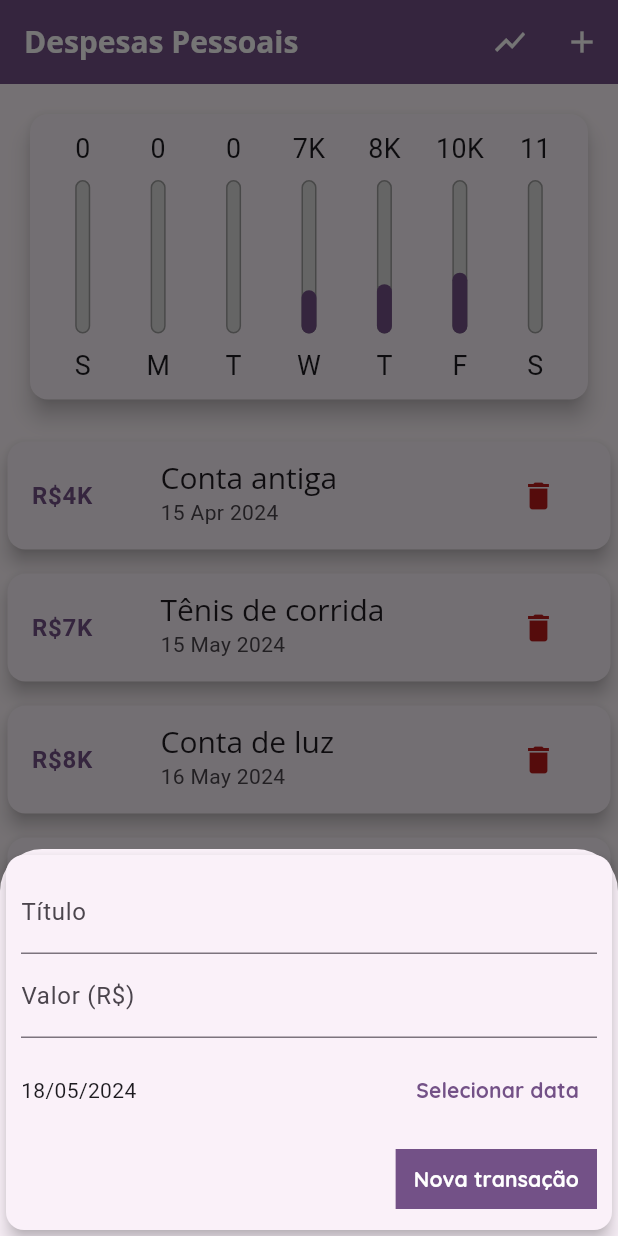
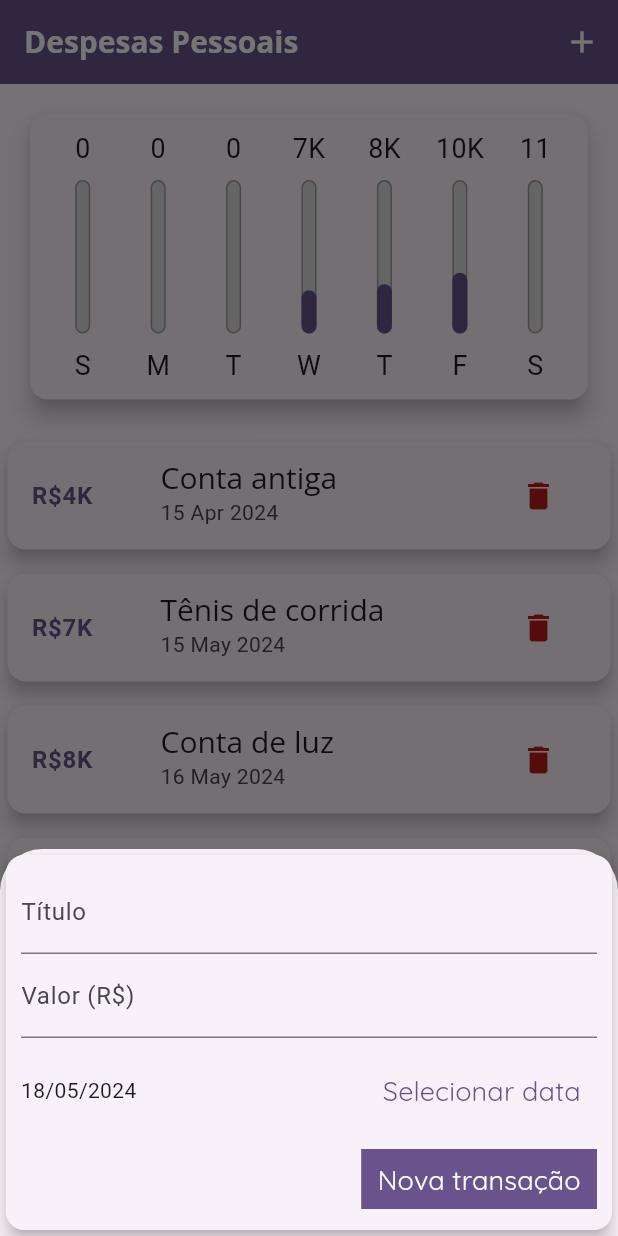
Before and after one commit to AjJordy/Flutter-Course, a Flutter app: the screen it shows after launch, after a tap on the "add" icon, on a phone screen of 412 x 824 dp. Run offline on Flutter 3.47's test engine with Material 3 defaults, Android fonts, the phone set to English and light mode, and no system bars.

Commit message:
feat: adaptative button

```diff
--- /dev/null
+++ b/expenses/lib/components/adaptative_button.dart
@@ -0,0 +1,40 @@
+import 'dart:io';
+
+import 'package:flutter/cupertino.dart';
+import 'package:flutter/material.dart';
+
+class AdaptativeButton extends StatelessWidget {
+  final String label;
+  final Function()? onPressed;
+  const AdaptativeButton({
+    required this.label,
+    required this.onPressed,
+    super.key,
+  });
+
+  @override
+  Widget build(BuildContext context) {
+    if (Platform.isIOS) {
+      return CupertinoButton(
+        onPressed: onPressed,
+        padding: const EdgeInsets.symmetric(horizontal: 20),
+        child: Text(label),
+      );
+    } else {
+      return TextButton(
+        onPressed: onPressed,
+        style: TextButton.styleFrom(
+          backgroundColor: Theme.of(context).primaryColor,
+          foregroundColor: Theme.of(
+            context,
+          ).textTheme.labelLarge?.color,
+          shape: RoundedRectangleBorder(
+            borderRadius: BorderRadius.zero,
+            side: BorderSide(color: Theme.of(context).primaryColor),
+          ),
+        ),
+        child: Text(label),
+      );
+    }
+  }
+}
--- a/expenses/lib/components/transaction_form.dart
+++ b/expenses/lib/components/transaction_form.dart
@@ -1,5 +1,5 @@
+import 'package:expenses/components/adaptative_button.dart';
 import 'package:flutter/material.dart';
-import 'package:flutter/widgets.dart';
 import 'package:intl/intl.dart';
 
 class TransactionForm extends StatefulWidget {
@@ -86,19 +86,9 @@ class _TransactionFormState extends State<TransactionForm> {
               Row(
                 mainAxisAlignment: MainAxisAlignment.end,
                 children: [
-                  TextButton(
+                  AdaptativeButton(
+                    label: "Nova transação",
                     onPressed: _submitForm,
-                    style: TextButton.styleFrom(
-                      backgroundColor: Theme.of(context).primaryColor,
-                      foregroundColor: Theme.of(
-                        context,
-                      ).textTheme.labelLarge?.color,
-                      shape: RoundedRectangleBorder(
-                        borderRadius: BorderRadius.zero,
-                        side: BorderSide(color: Theme.of(context).primaryColor),
-                      ),
-                    ),
-                    child: const Text('Nova transação'),
                   ),
                 ],
               ),
--- a/expenses/lib/main.dart
+++ b/expenses/lib/main.dart
@@ -2,8 +2,8 @@ import 'dart:math';
 import 'dart:io';
 
 import 'package:expenses/components/chart.dart';
+import 'package:flutter/cupertino.dart';
 import 'package:flutter/material.dart';
-// import 'package:flutter/services.dart';
 
 import 'components/transaction_form.dart';
 import 'components/transaction_list.dart';
@@ -23,13 +23,14 @@ class ExpansesApp extends StatelessWidget {
     return MaterialApp(
       home: MyHomePage(),
       theme: ThemeData(
-        colorSchemeSeed: Colors.purple[800],
+        colorSchemeSeed: Colors.purple[900],
         fontFamily: 'Quicksand',
         textTheme: ThemeData.light().textTheme.copyWith(
               titleLarge: const TextStyle(fontFamily: "OpenSans", fontSize: 20),
               labelLarge: const TextStyle(
                 color: Colors.white,
-                fontWeight: FontWeight.bold,
+                fontSize: 18,
+                // fontWeight: FontWeight.bold,
               ),
             ),
         appBarTheme: AppBarTheme(
@@ -38,7 +39,6 @@ class ExpansesApp extends StatelessWidget {
               .copyWith(
                 titleLarge: TextStyle(
                   fontFamily: "OpenSans",
-                  // fontSize: 20,
                   fontSize: 20 * MediaQuery.textScalerOf(context).scale(1),
                   fontWeight: FontWeight.bold,
                 ),
@@ -131,38 +131,67 @@ class _MyHomePageState extends State<MyHomePage> {
     );
   }
 
+  Widget _getIconButton(IconData icon, Function()? fn) {
+    if (Platform.isIOS) {
+      return GestureDetector(
+        onTap: fn,
+        child: Icon(icon),
+      );
+    } else {
+      return IconButton(
+        onPressed: fn,
+        icon: Icon(icon),
+      );
+    }
+  }
+
   @override
   Widget build(BuildContext context) {
     final mediaQuery = MediaQuery.of(context);
     bool isLandscape = mediaQuery.orientation == Orientation.landscape;
 
-    final appBar = AppBar(
-      title: const Text('Despesas Pessoais'),
-      backgroundColor: Theme.of(context).primaryColor,
-      foregroundColor: Colors.white,
-      actions: [
-        IconButton(
-          onPressed: () {
+    final iconList = Platform.isIOS ? CupertinoIcons.refresh : Icons.list;
+    final charList = Platform.isIOS ? CupertinoIcons.refresh : Icons.show_chart;
+
+    final actions = [
+      if (isLandscape)
+        _getIconButton(
+          _showChart ? iconList : charList,
+          () {
             setState(() {
               _showChart = !_showChart;
             });
           },
-          icon: Icon(_showChart ? Icons.list : Icons.show_chart),
         ),
-        IconButton(
-          onPressed: () => _openTransactionFormModal(context),
-          icon: const Icon(Icons.add),
+      _getIconButton(
+        Platform.isIOS ? CupertinoIcons.add : Icons.add,
+        () => _openTransactionFormModal(context),
       ),
-      ],
+    ];
+
+    final appBarIOS = CupertinoNavigationBar(
+      middle: const Text('Despesas Pessoais'),
+      trailing: Row(
+        mainAxisSize: MainAxisSize.min,
+        children: actions,
+      ),
+    );
+
+    final appBarAndroid = AppBar(
+      title: const Text('Despesas Pessoais'),
+      backgroundColor: Theme.of(context).primaryColor,
+      foregroundColor: Colors.white,
+      actions: actions,
     );
 
     final availabelHeight = mediaQuery.size.height -
-        appBar.preferredSize.height -
+        (Platform.isIOS
+            ? appBarIOS.preferredSize.height
+            : appBarAndroid.preferredSize.height) -
         mediaQuery.padding.top;
 
-    return Scaffold(
-      appBar: appBar,
-      body: SingleChildScrollView(
+    final bodyPage = SafeArea(
+      child: SingleChildScrollView(
         child: Column(
           crossAxisAlignment: CrossAxisAlignment.stretch,
           children: [
@@ -194,6 +223,17 @@ class _MyHomePageState extends State<MyHomePage> {
           ],
         ),
       ),
+    );
+
+    if (Platform.isIOS) {
+      return CupertinoPageScaffold(
+        navigationBar: appBarIOS,
+        child: bodyPage,
+      );
+    } else {
+      return Scaffold(
+        appBar: appBarAndroid,
+        body: bodyPage,
         floatingActionButton: Platform.isIOS
             ? Container()
             : FloatingActionButton(
@@ -203,3 +243,4 @@ class _MyHomePageState extends State<MyHomePage> {
       );
     }
   }
+}
```
Lines whose indentation alone changed are shown as unchanged.
